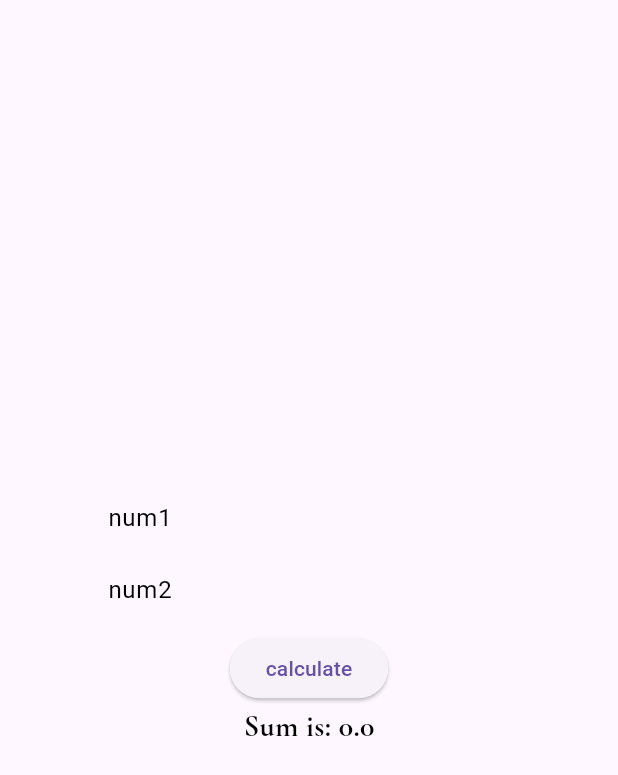
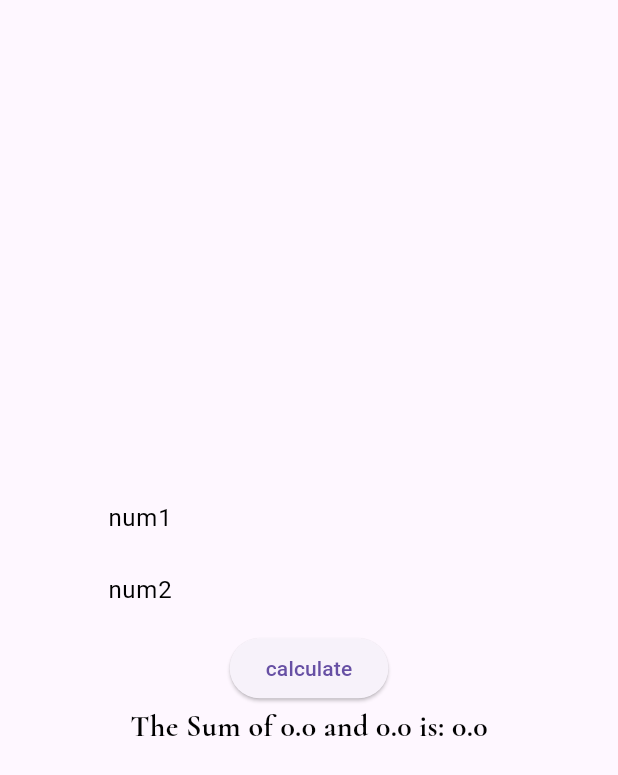
Before and after one commit to SheeThiga/flutter_application_1, a Flutter app: the screen it shows after launch, after a tap on "calculate", on a phone screen of 412 x 824 dp. Shown: the top 775 px of the screen. Run offline on Flutter 3.47's test engine with Material 3 defaults, Android fonts, the phone set to English and light mode, and no system bars; our stand-ins replace get, google_fonts.

```diff
--- a/lib/controllers/calculator_controller.dart
+++ b/lib/controllers/calculator_controller.dart
@@ -2,7 +2,12 @@ import 'package:get/get.dart';
 
 class CalculatorController extends GetxController {
   var sum = 0.0.obs;
-  updateSum(double newSum) {
+  var num1 = 0.0.obs;
+  var num2 = 0.0.obs;
+
+  updateSum(double num1, double num2, double newSum) {
+    this.num1.value = num1;
+    this.num2.value = num2;
     sum.value = newSum;
   }
 }
--- a/lib/views/calculator.dart
+++ b/lib/views/calculator.dart
@@ -1,15 +1,16 @@
 import 'package:flutter/material.dart';
+import 'package:flutter_application_1/controllers/calculator_controller.dart';
 import 'package:flutter_application_1/views/widgets/custom_button.dart';
 import 'package:flutter_application_1/views/widgets/custom_field.dart';
 import 'package:flutter_application_1/views/widgets/custom_text.dart';
 import 'package:get/get.dart';
 
-
 class Calculator extends StatelessWidget {
-
   final TextEditingController num1controller = TextEditingController();
   final TextEditingController num2controller = TextEditingController();
-  double sum = 0.0;
+  final CalculatorController calculatorController =
+      Get.put(CalculatorController());
+
   @override
   Widget build(BuildContext context) {
     return Scaffold(
@@ -33,15 +34,19 @@ class Calculator extends StatelessWidget {
             onPressed: () {
               double a = double.parse(num1controller.text);
               double b = double.parse(num2controller.text);
-              sum = a + b;
-              print("sum is: $sum");
+
+              double s = a + b;
+              calculatorController.updateSum(a,b,s);
             },
             child: const Text("calculate"),
           ),
 
-          Obx(() =>
-             CustomText(
-                label: 'Sum is: $sum', labelColor: Colors.black, fontSize: 20.0),
+          Obx(
+            () => CustomText(
+                label:
+                    'The Sum of ${calculatorController.num1} and ${calculatorController.num2} is: ${calculatorController.sum}',
+                labelColor: Colors.black,
+                fontSize: 20.0),
           ),
         ],
       ),
```
